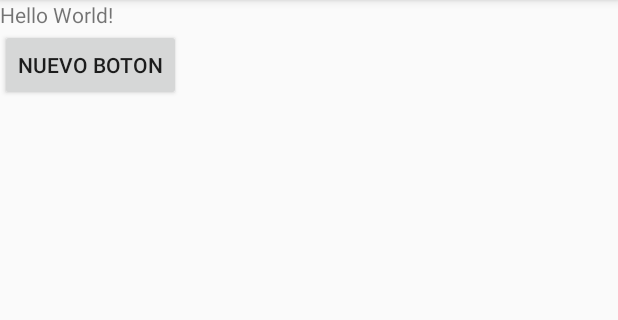
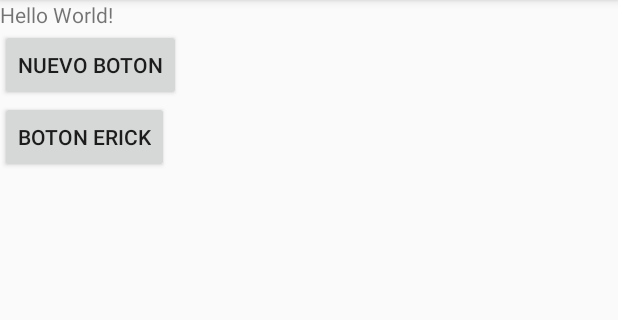
Before and after one commit to Summy21/ControlRendimiento, an Android app: the screen it shows after launch (MainActivity), on a phone screen of 412 x 824 dp, the part 84-404 px from its top. Run offline under Robolectric (Android 15) with nearby library versions, the phone set to English and light mode, and no system bars.

Commit message:
boton agregado en el layout

```diff
--- a/app/src/main/res/layout/activity_main.xml
+++ b/app/src/main/res/layout/activity_main.xml
@@ -19,5 +19,10 @@
         android:layout_width="wrap_content"
         android:layout_height="wrap_content"
         android:text="nuevo boton"/>
+    <Button
+        android:id="@+id/button1"
+        android:layout_width="wrap_content"
+        android:layout_height="wrap_content"
+        android:text="boton Erick"/>
 
 </LinearLayout>
```
